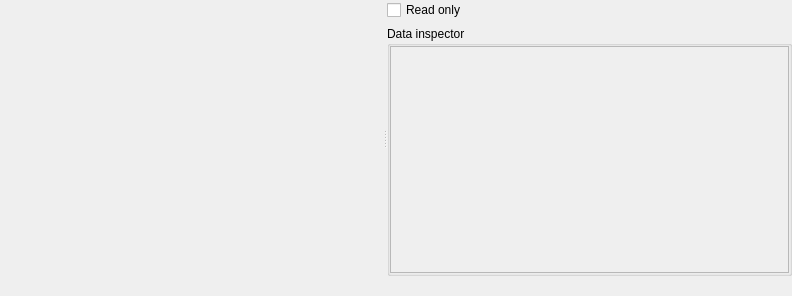
Old version of the form xhexviewwidget.ui in the repository horsicq/XHexView.
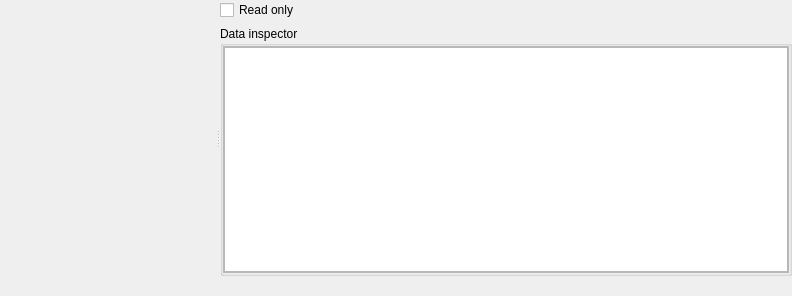
New version of the form. Custom widgets are drawn as their Qt base class.

```diff
--- a/xhexviewwidget.ui
+++ b/xhexviewwidget.ui
@@ -48,7 +48,7 @@
        <bool>true</bool>
       </property>
      </widget>
-     <widget class="QWidget" name="">
+     <widget class="QWidget" name="layoutWidget">
       <layout class="QVBoxLayout" name="verticalLayout_2">
        <item>
         <widget class="QCheckBox" name="checkBoxReadonly">
@@ -91,10 +91,49 @@
               <rect>
                <x>0</x>
                <y>0</y>
-               <width>171</width>
+               <width>382</width>
                <height>226</height>
               </rect>
              </property>
+             <layout class="QVBoxLayout" name="verticalLayout_4">
+              <property name="leftMargin">
+               <number>0</number>
+              </property>
+              <property name="topMargin">
+               <number>0</number>
+              </property>
+              <property name="rightMargin">
+               <number>0</number>
+              </property>
+              <property name="bottomMargin">
+               <number>0</number>
+              </property>
+              <item>
+               <widget class="QTableWidget" name="tableWidget">
+                <property name="editTriggers">
+                 <set>QAbstractItemView::NoEditTriggers</set>
+                </property>
+                <attribute name="horizontalHeaderVisible">
+                 <bool>true</bool>
+                </attribute>
+                <attribute name="horizontalHeaderStretchLastSection">
+                 <bool>true</bool>
+                </attribute>
+                <attribute name="verticalHeaderVisible">
+                 <bool>false</bool>
+                </attribute>
+                <attribute name="verticalHeaderMinimumSectionSize">
+                 <number>20</number>
+                </attribute>
+                <attribute name="verticalHeaderDefaultSectionSize">
+                 <number>20</number>
+                </attribute>
+                <attribute name="verticalHeaderStretchLastSection">
+                 <bool>false</bool>
+                </attribute>
+               </widget>
+              </item>
+             </layout>
             </widget>
            </widget>
           </item>
```
